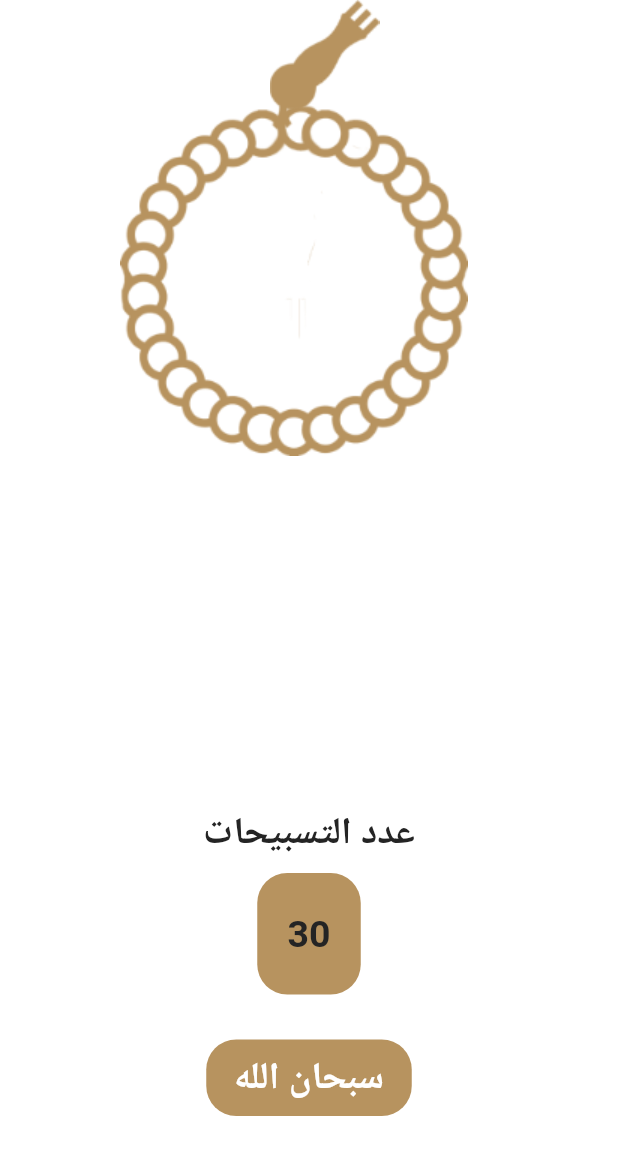
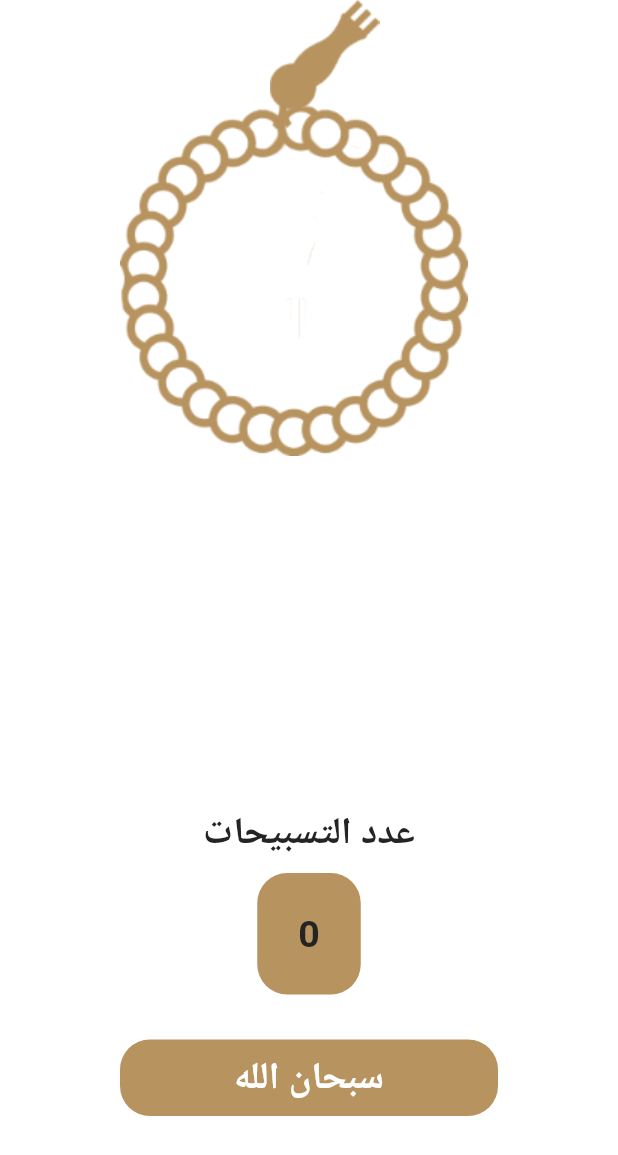
Before and after one commit to mahmoudgamal1704/Islami_App, a Flutter app: the SebhaTab widget shown alone on an empty page, opened directly, on a phone screen of 412 x 824 dp. Shown: the top 1155 px of the screen. Run offline on Flutter 3.47's test engine with Material 2 defaults, Android fonts, the phone set to English and light mode, and no system bars.

Commit message:
set function for sebha tab

```diff
--- a/lib/data.dart
+++ b/lib/data.dart
@@ -236,5 +236,5 @@ class AppData {
     "5",
     "6"
   ];
-
+  static const List<String> azkar = ['سبحان الله','الحمدلله','الله اكبر','لا اله الا الله','لا حول ولا قوة الا بالله'];
 }
--- a/lib/home_screen/sebhatab.dart
+++ b/lib/home_screen/sebhatab.dart
@@ -1,8 +1,17 @@
 import 'package:flutter/material.dart';
+import 'package:islami/data.dart';
 import 'package:islami/mytheme.dart';
 
-class SebhaTab extends StatelessWidget {
+class SebhaTab extends StatefulWidget {
   // const QuranTab({Key? key}) : super(key: key);
+
+  @override
+  State<SebhaTab> createState() => _SebhaTabState();
+}
+
+class _SebhaTabState extends State<SebhaTab> {
+  static int count = 0;
+  static int azkarindex = 0;
 
   @override
   Widget build(BuildContext context) {
@@ -17,7 +26,19 @@ class SebhaTab extends StatelessWidget {
                   child: Positioned(
                     top: 70,
                     left: 80,
-                    child: Image.asset('assets/images/sebhabody.png'),
+                    child: InkWell(
+                        onTap: () {
+                          count++;
+                          if (count > 32) {
+                            count = 0;
+                            azkarindex++;
+                            if (azkarindex == AppData.azkar.length) {
+                              azkarindex = 0;
+                            }
+                          }
+                          setState(() {});
+                        },
+                        child: Image.asset('assets/images/sebhabody.png')),
                   ),
                 ),
                 Container(
@@ -34,7 +55,9 @@ class SebhaTab extends StatelessWidget {
             'عدد التسبيحات',
             style: Theme.of(context).textTheme.subtitle2,
           ),
-          SizedBox(height: 10,),
+          SizedBox(
+            height: 10,
+          ),
           Container(
             alignment: Alignment.center,
             height: 81,
@@ -43,9 +66,12 @@ class SebhaTab extends StatelessWidget {
               borderRadius: BorderRadius.all(Radius.circular(20)),
               color: MyTheme.colorGold,
             ),
-            child: Text('30',style: Theme.of(context).textTheme.subtitle2),
+            child:
+                Text('${count}', style: Theme.of(context).textTheme.subtitle2),
           ),
-          SizedBox(height: 30,),
+          SizedBox(
+            height: 30,
+          ),
           Container(
             decoration: BoxDecoration(
               borderRadius: BorderRadius.all(Radius.circular(20)),
@@ -53,14 +79,17 @@ class SebhaTab extends StatelessWidget {
             ),
             alignment: Alignment.center,
             height: 51,
-            width: 137,
-
-            child: Text(
-              'سبحان الله',
-              style: Theme.of(context)
-                  .textTheme
-                  .subtitle2
-                  ?.copyWith(color: Colors.white),
+            // width: double.infinity,
+            margin: EdgeInsets.symmetric(horizontal: 80),
+            padding: EdgeInsets.symmetric(horizontal: 15),
+            child: FittedBox(
+              child: Text(
+                '${AppData.azkar[azkarindex]}',
+                style: Theme.of(context)
+                    .textTheme
+                    .subtitle2
+                    ?.copyWith(color: Colors.white),
+              ),
             ),
           ),
           SizedBox(
```
